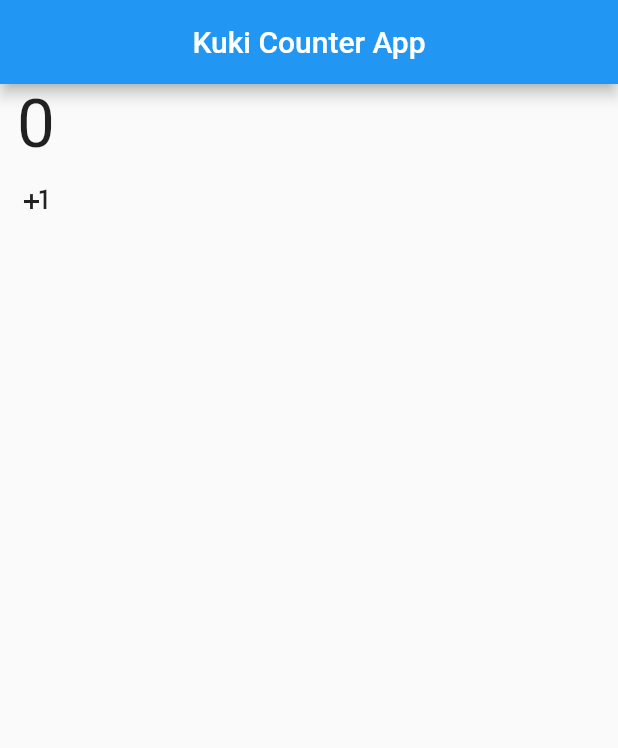
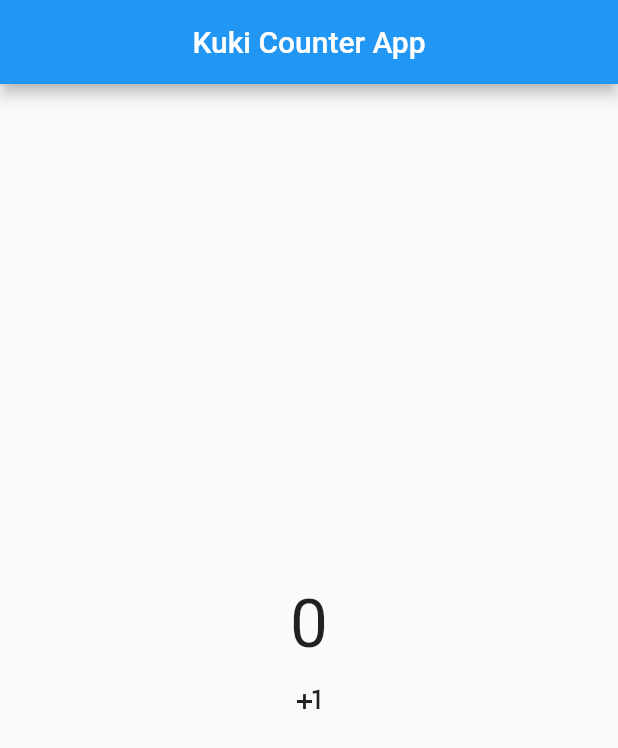
Before and after one commit to xdkuki/counter-app, a Flutter app: the screen it shows after launch, on a phone screen of 412 x 824 dp. Shown: the top 748 px of the screen. Run offline on Flutter 3.47's test engine with Material 2 defaults, Android fonts, the phone set to English and light mode, and no system bars.

Commit message:
center main two elements

```diff
--- a/lib/main.dart
+++ b/lib/main.dart
@@ -18,7 +18,10 @@ class MyApp extends StatelessWidget{
             child: Text('Kuki Counter App'),
           ),
         ),
-        body:const MyAppHome() ,
+        body:Center (
+          child:Column (
+            mainAxisAlignment: MainAxisAlignment.center,
+            children:[const MyAppHome()])) ,
       ),
     );
 }
```
